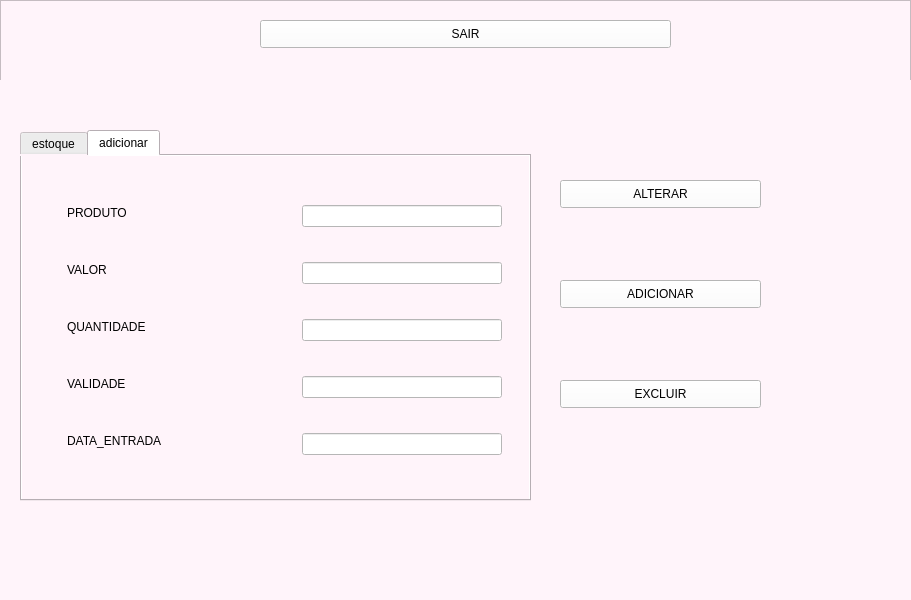
Qt form newJambo.ui (Gabriel-Dev-JS/JamboProject) before a commit.
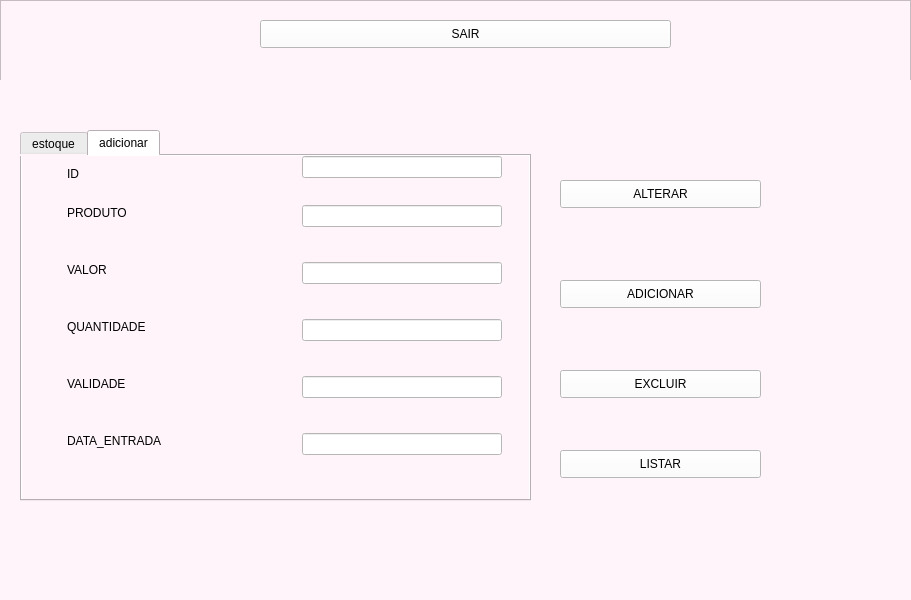
The same form after that commit. The open tabs and pages were chosen to show the change.

Diff of the .ui file:
```diff
--- a/newJambo.ui
+++ b/newJambo.ui
@@ -299,6 +299,44 @@
          <string notr="true">background-color: rgb(255, 255, 255);</string>
         </property>
        </widget>
+       <widget class="QLineEdit" name="lineEdit_11">
+        <property name="enabled">
+         <bool>true</bool>
+        </property>
+        <property name="geometry">
+         <rect>
+          <x>280</x>
+          <y>0</y>
+          <width>200</width>
+          <height>22</height>
+         </rect>
+        </property>
+        <property name="sizePolicy">
+         <sizepolicy hsizetype="Expanding" vsizetype="Fixed">
+          <horstretch>0</horstretch>
+          <verstretch>0</verstretch>
+         </sizepolicy>
+        </property>
+        <property name="styleSheet">
+         <string notr="true">background-color: rgb(255, 255, 255);</string>
+        </property>
+        <property name="text">
+         <string/>
+        </property>
+       </widget>
+       <widget class="QLabel" name="label_6">
+        <property name="geometry">
+         <rect>
+          <x>45</x>
+          <y>10</y>
+          <width>121</width>
+          <height>16</height>
+         </rect>
+        </property>
+        <property name="text">
+         <string>ID</string>
+        </property>
+       </widget>
       </widget>
      </widget>
      <widget class="QPushButton" name="btn_alterar">
@@ -321,7 +359,7 @@
       <property name="geometry">
        <rect>
         <x>560</x>
-        <y>300</y>
+        <y>290</y>
         <width>201</width>
         <height>28</height>
        </rect>
@@ -349,6 +387,22 @@
        <string>ADICIONAR</string>
       </property>
      </widget>
+     <widget class="QPushButton" name="btn_listar">
+      <property name="geometry">
+       <rect>
+        <x>560</x>
+        <y>370</y>
+        <width>201</width>
+        <height>28</height>
+       </rect>
+      </property>
+      <property name="styleSheet">
+       <string notr="true">background-color: rgb(255, 255, 255);</string>
+      </property>
+      <property name="text">
+       <string>LISTAR</string>
+      </property>
+     </widget>
     </widget>
     <widget class="QWidget" name="page_2">
      <widget class="QLineEdit" name="lineEdit">
```
Left out of the diff: 2 changed lines with no effect on the pictures.
